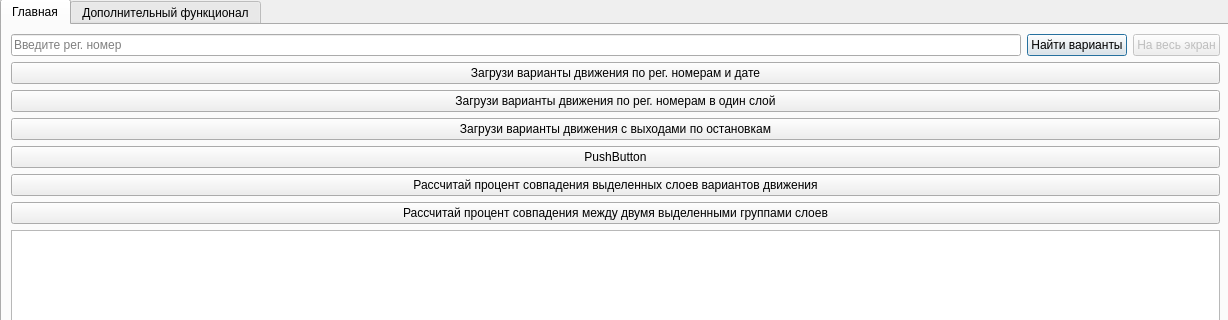
Old version of the form route_network/route_network_dialog_base.ui in the repository 2Neo2/QGIS-Plugin-MTDI; both pictures show x 0 to 1228 and y 0 to 320 of the 1228 by 885 pixel window.
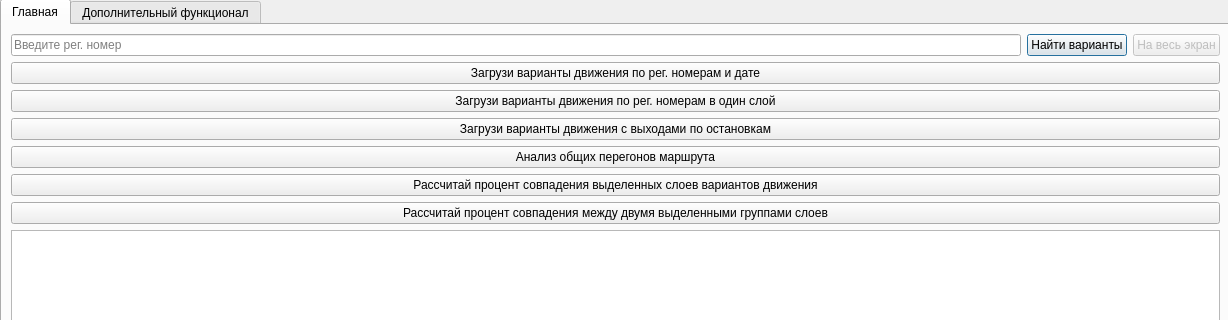
New version of the form.

Diff of the .ui file:
```diff
--- a/route_network/route_network_dialog_base.ui
+++ b/route_network/route_network_dialog_base.ui
@@ -95,7 +95,7 @@
          <item>
           <widget class="QPushButton" name="intersection_button">
            <property name="text">
-            <string>PushButton</string>
+            <string>Анализ общих перегонов маршрута</string>
            </property>
           </widget>
          </item>
```
